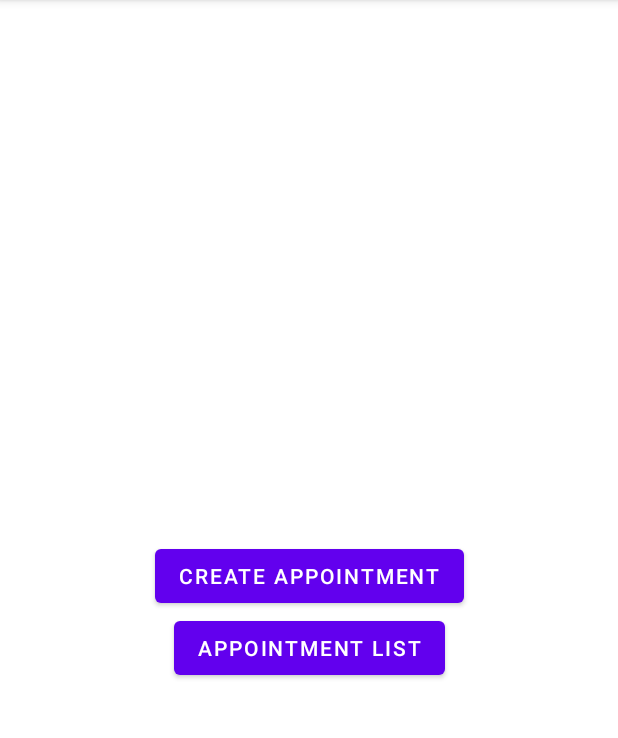
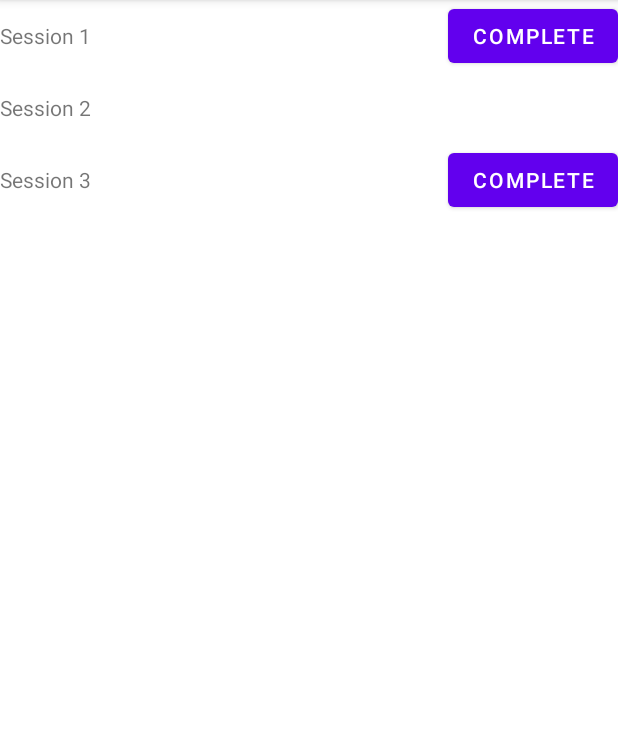
Before and after one commit to DoozyDoz/salon-appointment-, an Android app: the screen it shows after launch (DashboardActivity before the commit, AppointmentListActivity after it), on a phone screen of 412 x 824 dp, the part 84-822 px from its top. Run offline under Robolectric (Android 15) with nearby library versions, the phone set to English and light mode, and no system bars.

Commit message:
sessions list login offline is done

```diff
--- a/app/src/main/AndroidManifest.xml
+++ b/app/src/main/AndroidManifest.xml
@@ -16,7 +16,7 @@
         android:usesCleartextTraffic="true"
         tools:targetApi="31">
         <activity
-            android:name=".DashboardActivity"
+            android:name=".AppointmentListActivity"
             android:exported="true">
             <intent-filter>
                 <action android:name="android.intent.action.MAIN" />
@@ -26,6 +26,7 @@
         </activity>
         <activity android:name=".LoginActivity"/>
         <activity android:name=".CreateAppointmentActivity"/>
+        <activity android:name=".DashboardActivity"/>
     </application>
 
 </manifest>
--- a/app/src/main/java/com/example/loginthird/AppointmentListActivity.kt
+++ b/app/src/main/java/com/example/loginthird/AppointmentListActivity.kt
@@ -1,18 +1,15 @@
 package com.example.loginthird
 
 import android.os.Bundle
+import androidx.recyclerview.widget.LinearLayoutManager
+import androidx.recyclerview.widget.RecyclerView
+import com.example.loginthird.adapter.SessionListAdapter
 import com.example.loginthird.databinding.ActivityAppointmentListBinding
-import com.example.loginthird.databinding.ActivityLoginBinding
-import com.example.loginthird.retrofit.ApiLoggedInUser
-import com.example.loginthird.retrofit.RequestLogin
-import com.example.loginthird.singleton.User
-import kotlinx.coroutines.*
+import com.example.loginthird.ui.UISession
 
 class AppointmentListActivity : BaseActivity() {
 
     private lateinit var binding: ActivityAppointmentListBinding
-    private lateinit var email: String
-    private lateinit var password: String
 
 
     override fun onCreate(savedInstanceState: Bundle?) {
@@ -20,10 +17,22 @@ class AppointmentListActivity : BaseActivity() {
         binding = ActivityAppointmentListBinding.inflate(layoutInflater)
         setContentView(binding.root)
 
-        binding.button.setOnClickListener {
-            signinUser {
-                openActivity(DashboardActivity::class.java)
-            }
-        }
+        val sessionList = findViewById<RecyclerView>(R.id.session_list)
+        sessionList.layoutManager = LinearLayoutManager(this)
+
+        val sessions = listOf(
+            UISession("Session 1", false),
+            UISession("Session 2", true),
+            UISession("Session 3", false)
+        )
+
+        getSessionListFromAPI()
+
+        val adapter = SessionListAdapter(sessions)
+        sessionList.adapter = adapter
+    }
+
+    private fun getSessionListFromAPI() {
+
     }
 }
--- /dev/null
+++ b/app/src/main/java/com/example/loginthird/adapter/SessionListAdapter.kt
@@ -0,0 +1,69 @@
+package com.example.loginthird.adapter
+
+import android.view.LayoutInflater
+import android.view.View
+import android.view.ViewGroup
+import android.widget.Button
+import android.widget.TextView
+import androidx.recyclerview.widget.RecyclerView
+import com.example.loginthird.R
+import com.example.loginthird.ui.UISession
+
+
+class SessionListAdapter(private val sessions: List<UISession>) :
+    RecyclerView.Adapter<RecyclerView.ViewHolder>() {
+
+    companion object {
+        const val PENDING_SESSION_VIEW_TYPE = 0
+        const val COMPLETED_SESSION_VIEW_TYPE = 1
+    }
+
+    override fun onCreateViewHolder(parent: ViewGroup, viewType: Int): RecyclerView.ViewHolder {
+        return when (viewType) {
+            PENDING_SESSION_VIEW_TYPE -> {
+                val view = LayoutInflater.from(parent.context)
+                    .inflate(R.layout.item_appointment_pending, parent, false)
+                PendingSessionViewHolder(view)
+            }
+            COMPLETED_SESSION_VIEW_TYPE -> {
+                val view = LayoutInflater.from(parent.context)
+                    .inflate(R.layout.item_appointment_done, parent, false)
+                CompletedSessionViewHolder(view)
+            }
+            else -> throw IllegalArgumentException("Invalid view type: $viewType")
+        }
+    }
+
+    override fun onBindViewHolder(holder: RecyclerView.ViewHolder, position: Int) {
+        val session = sessions[position]
+
+        when (holder.itemViewType) {
+            PENDING_SESSION_VIEW_TYPE -> {
+                val pendingHolder = holder as PendingSessionViewHolder
+                pendingHolder.titleTextView.text = session.title
+                pendingHolder.completeButton.setOnClickListener {
+                    // Do something when complete button is clicked
+                }
+            }
+            COMPLETED_SESSION_VIEW_TYPE -> {
+                val completedHolder = holder as CompletedSessionViewHolder
+                completedHolder.titleTextView.text = session.title
+            }
+        }
+    }
+
+    override fun getItemCount() = sessions.size
+
+    override fun getItemViewType(position: Int): Int {
+        return if (sessions[position].completed) COMPLETED_SESSION_VIEW_TYPE else PENDING_SESSION_VIEW_TYPE
+    }
+
+    class PendingSessionViewHolder(itemView: View) : RecyclerView.ViewHolder(itemView) {
+        val titleTextView: TextView = itemView.findViewById(R.id.session_title_pending)
+        val completeButton: Button = itemView.findViewById(R.id.session_complete_button)
+    }
+
+    class CompletedSessionViewHolder(itemView: View) : RecyclerView.ViewHolder(itemView) {
+        val titleTextView: TextView = itemView.findViewById(R.id.session_title_completed)
+    }
+}
--- /dev/null
+++ b/app/src/main/java/com/example/loginthird/ui/UISession.kt
@@ -0,0 +1,3 @@
+package com.example.loginthird.ui
+
+data class UISession(val title: String, val completed: Boolean)
--- /dev/null
+++ b/app/src/main/res/layout/item_appointment_done.xml
@@ -0,0 +1,33 @@
+<?xml version="1.0" encoding="utf-8"?>
+<androidx.constraintlayout.widget.ConstraintLayout xmlns:android="http://schemas.android.com/apk/res/android"
+    xmlns:app="http://schemas.android.com/apk/res-auto"
+    android:layout_width="match_parent"
+    android:layout_height="wrap_content">
+
+    <!-- Layout for pending sessions -->
+    <LinearLayout
+        android:layout_width="0dp"
+        android:layout_height="wrap_content"
+        android:orientation="horizontal"
+        app:layout_constraintEnd_toEndOf="parent"
+        app:layout_constraintStart_toStartOf="parent"
+        app:layout_constraintTop_toTopOf="parent">
+
+        <TextView
+            android:id="@+id/session_title_completed"
+            android:layout_width="0dp"
+            android:layout_height="wrap_content"
+            android:layout_weight="1"
+            android:text="Session Title" />
+
+        <Button
+            android:id="@+id/session_complete_button"
+            android:layout_width="wrap_content"
+            android:visibility="invisible"
+            android:layout_height="wrap_content"
+            android:text="Complete" />
+
+    </LinearLayout>
+
+
+</androidx.constraintlayout.widget.ConstraintLayout>
--- a/app/src/main/res/layout/item_appointment.xml
+++ b/app/src/main/res/layout/item_appointment_pending.xml
@@ -2,7 +2,7 @@
 <androidx.constraintlayout.widget.ConstraintLayout xmlns:android="http://schemas.android.com/apk/res/android"
     xmlns:app="http://schemas.android.com/apk/res-auto"
     android:layout_width="match_parent"
-    android:layout_height="match_parent">
+    android:layout_height="wrap_content">
 
     <!-- Layout for pending sessions -->
     <LinearLayout
@@ -28,15 +28,5 @@
 
     </LinearLayout>
 
-    <!-- Layout for completed sessions -->
-    <TextView
-        android:id="@+id/session_title_completed"
-        android:layout_width="0dp"
-        android:layout_height="wrap_content"
-        android:text="Session Title"
-        app:layout_constraintEnd_toEndOf="parent"
-        app:layout_constraintStart_toStartOf="parent"
-        app:layout_constraintTop_toTopOf="parent" />
-
 
 </androidx.constraintlayout.widget.ConstraintLayout>
```
